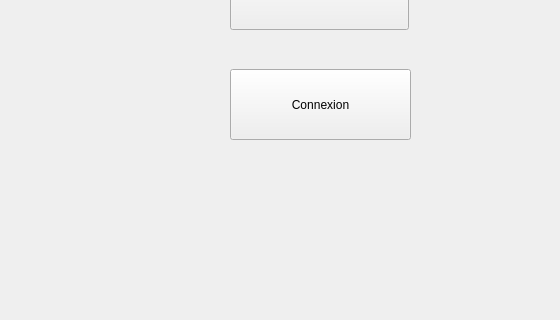
Qt form Arche/mainwindow.ui (lucdenonancourt/CPOA_Arche) before a commit; both pictures show x 0 to 560 and y 228 to 548 of the 651 by 548 pixel window.
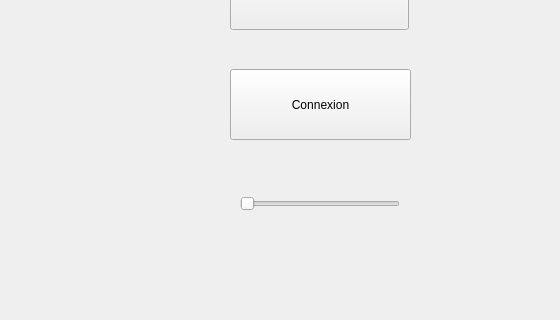
The same form after that commit.

Diff of the .ui file:
```diff
--- a/Arche/mainwindow.ui
+++ b/Arche/mainwindow.ui
@@ -59,6 +59,37 @@
      <string>Connexion</string>
     </property>
    </widget>
+   <widget class="QSlider" name="horizontalSlider">
+    <property name="geometry">
+     <rect>
+      <x>240</x>
+      <y>400</y>
+      <width>160</width>
+      <height>29</height>
+     </rect>
+    </property>
+    <property name="mouseTracking">
+     <bool>false</bool>
+    </property>
+    <property name="focusPolicy">
+     <enum>Qt::TabFocus</enum>
+    </property>
+    <property name="contextMenuPolicy">
+     <enum>Qt::ActionsContextMenu</enum>
+    </property>
+    <property name="autoFillBackground">
+     <bool>false</bool>
+    </property>
+    <property name="minimum">
+     <number>50</number>
+    </property>
+    <property name="maximum">
+     <number>64</number>
+    </property>
+    <property name="orientation">
+     <enum>Qt::Horizontal</enum>
+    </property>
+   </widget>
   </widget>
   <widget class="QMenuBar" name="menuBar">
    <property name="geometry">
```
